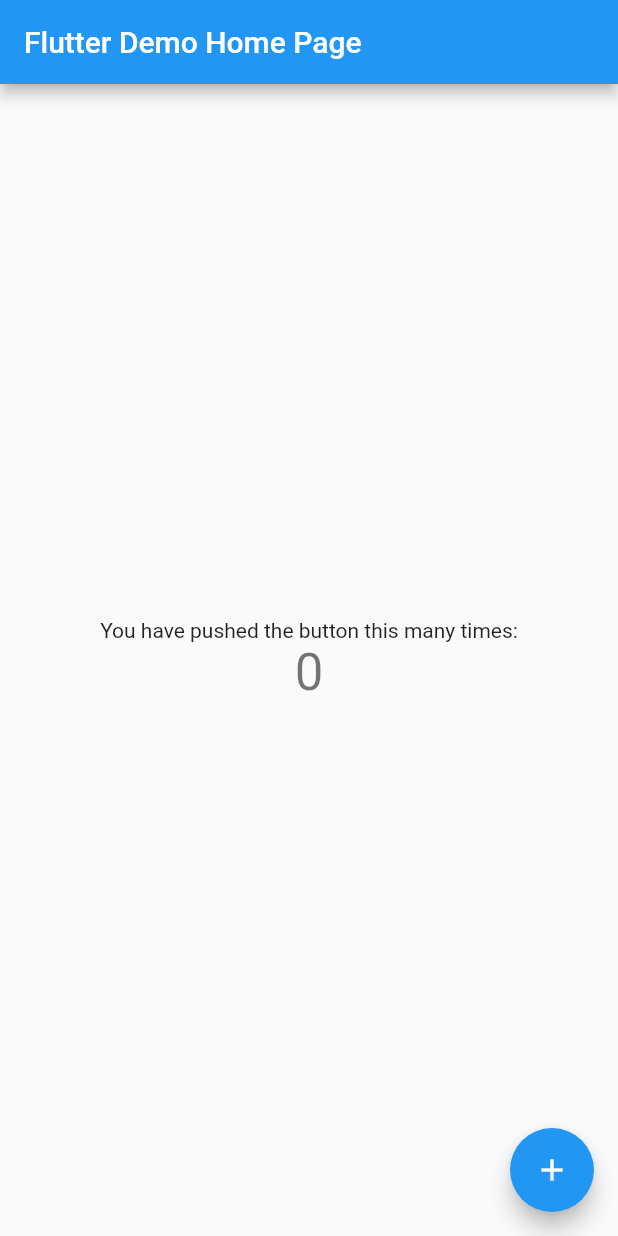
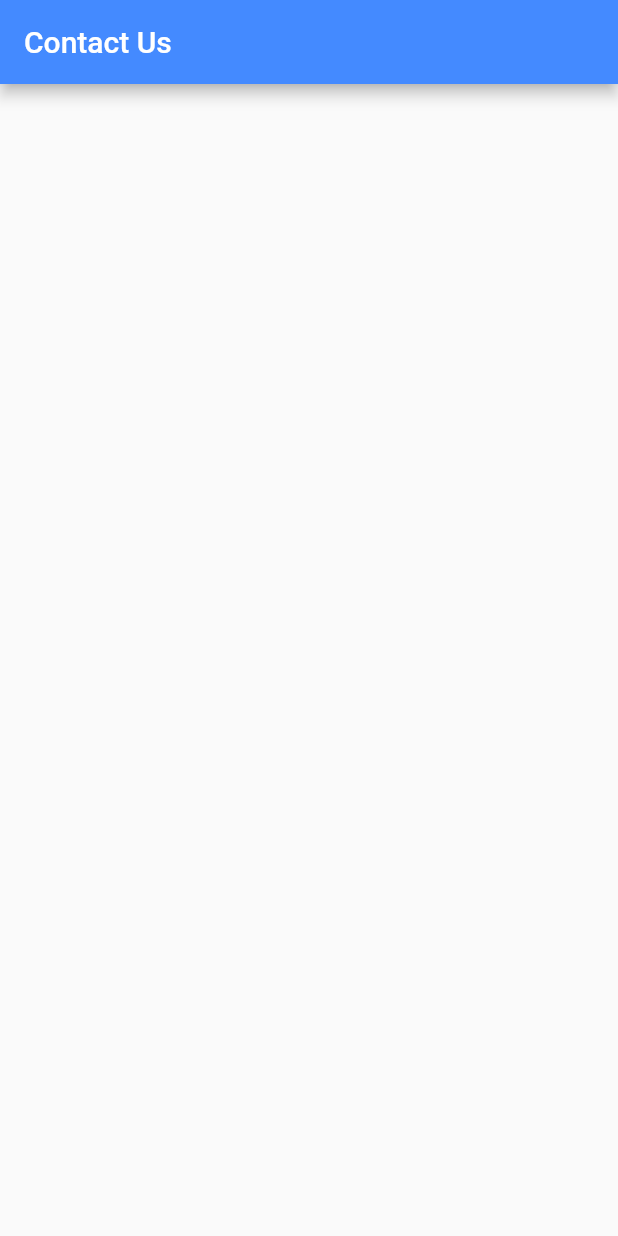
Before and after one commit to Akhele/Flutter-Contact-us-App, a Flutter app: the screen it shows after launch, on a phone screen of 412 x 824 dp. Run offline on Flutter 3.47's test engine with Material 2 defaults, Android fonts, the phone set to English and light mode, and no system bars.

Commit message:
Add the App Bar

```diff
--- a/lib/main.dart
+++ b/lib/main.dart
@@ -1,113 +1,13 @@
 import 'package:flutter/material.dart';
 
 void main() {
-  runApp(MyApp());
+  runApp(MaterialApp(
+    home: Scaffold(
+        appBar: AppBar(
+          title: Text("Contact Us"),
+          backgroundColor: Colors.blueAccent,
+
+        ),
+    ),
+  ));
 }
-
-class MyApp extends StatelessWidget {
-  // This widget is the root of your application.
-  @override
-  Widget build(BuildContext context) {
-    return MaterialApp(
-      title: 'Flutter Demo',
-      theme: ThemeData(
-        // This is the theme of your application.
-        //
-        // Try running your application with "flutter run". You'll see the
-        // application has a blue toolbar. Then, without quitting the app, try
-        // changing the primarySwatch below to Colors.green and then invoke
-        // "hot reload" (press "r" in the console where you ran "flutter run",
-        // or simply save your changes to "hot reload" in a Flutter IDE).
-        // Notice that the counter didn't reset back to zero; the application
-        // is not restarted.
-        primarySwatch: Colors.blue,
-      ),
-      home: MyHomePage(title: 'Flutter Demo Home Page'),
-    );
-  }
-}
-
-class MyHomePage extends StatefulWidget {
-  MyHomePage({Key? key, required this.title}) : super(key: key);
-
-  // This widget is the home page of your application. It is stateful, meaning
-  // that it has a State object (defined below) that contains fields that affect
-  // how it looks.
-
-  // This class is the configuration for the state. It holds the values (in this
-  // case the title) provided by the parent (in this case the App widget) and
-  // used by the build method of the State. Fields in a Widget subclass are
-  // always marked "final".
-
-  final String title;
-
-  @override
-  _MyHomePageState createState() => _MyHomePageState();
-}
-
-class _MyHomePageState extends State<MyHomePage> {
-  int _counter = 0;
-
-  void _incrementCounter() {
-    setState(() {
-      // This call to setState tells the Flutter framework that something has
-      // changed in this State, which causes it to rerun the build method below
-      // so that the display can reflect the updated values. If we changed
-      // _counter without calling setState(), then the build method would not be
-      // called again, and so nothing would appear to happen.
-      _counter++;
-    });
-  }
-
-  @override
-  Widget build(BuildContext context) {
-    // This method is rerun every time setState is called, for instance as done
-    // by the _incrementCounter method above.
-    //
-    // The Flutter framework has been optimized to make rerunning build methods
-    // fast, so that you can just rebuild anything that needs updating rather
-    // than having to individually change instances of widgets.
-    return Scaffold(
-      appBar: AppBar(
-        // Here we take the value from the MyHomePage object that was created by
-        // the App.build method, and use it to set our appbar title.
-        title: Text(widget.title),
-      ),
-      body: Center(
-        // Center is a layout widget. It takes a single child and positions it
-        // in the middle of the parent.
-        child: Column(
-          // Column is also a layout widget. It takes a list of children and
-          // arranges them vertically. By default, it sizes itself to fit its
-          // children horizontally, and tries to be as tall as its parent.
-          //
-          // Invoke "debug painting" (press "p" in the console, choose the
-          // "Toggle Debug Paint" action from the Flutter Inspector in Android
-          // Studio, or the "Toggle Debug Paint" command in Visual Studio Code)
-          // to see the wireframe for each widget.
-          //
-          // Column has various properties to control how it sizes itself and
-          // how it positions its children. Here we use mainAxisAlignment to
-          // center the children vertically; the main axis here is the vertical
-          // axis because Columns are vertical (the cross axis would be
-          // horizontal).
-          mainAxisAlignment: MainAxisAlignment.center,
-          children: <Widget>[
-            Text(
-              'You have pushed the button this many times:',
-            ),
-            Text(
-              '$_counter',
-              style: Theme.of(context).textTheme.headline4,
-            ),
-          ],
-        ),
-      ),
-      floatingActionButton: FloatingActionButton(
-        onPressed: _incrementCounter,
-        tooltip: 'Increment',
-        child: Icon(Icons.add),
-      ), // This trailing comma makes auto-formatting nicer for build methods.
-    );
-  }
-}
--- a/pubspec.yaml
+++ b/pubspec.yaml
@@ -43,10 +43,8 @@ flutter:
   # included with your application, so that you can use the icons in
   # the material Icons class.
   uses-material-design: true
-
-  # To add assets to your application, add an assets section, like this:
-  # assets:
-  #   - images/a_dot_burr.jpeg
+  assets:
+     - images/
   #   - images/a_dot_ham.jpeg
 
   # An image asset can refer to one or more resolution-specific "variants", see
```
Also changed, not shown: images/contact.jpg (added).
